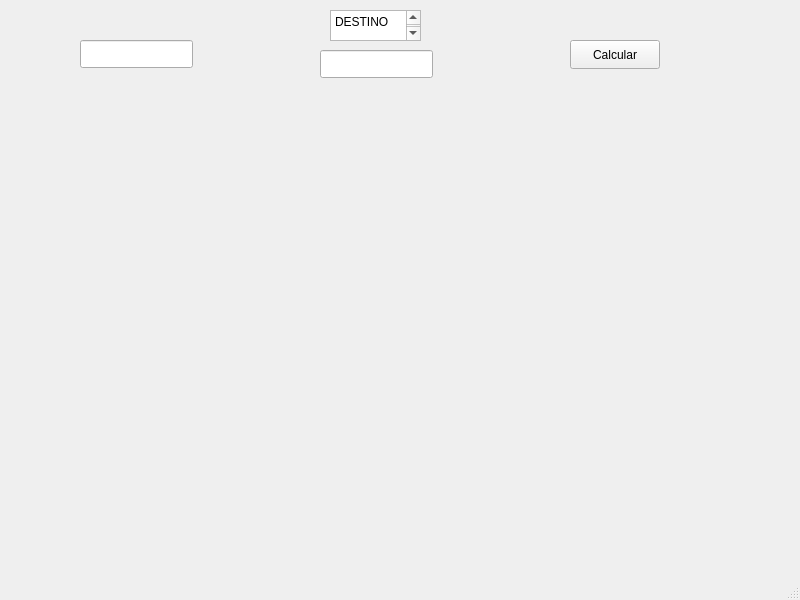
Qt form ui/mainwindow.ui (berirnado/NavigationSystem) before a commit.
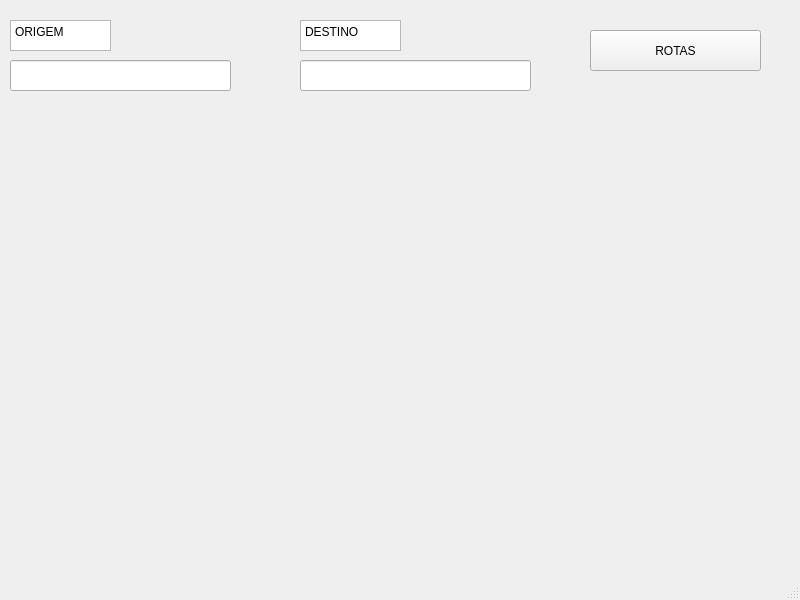
The same form after that commit.

Diff of the .ui file:
```diff
--- a/ui/mainwindow.ui
+++ b/ui/mainwindow.ui
@@ -17,41 +17,41 @@
    <widget class="QLineEdit" name="inputOrigem">
     <property name="geometry">
      <rect>
-      <x>80</x>
-      <y>40</y>
-      <width>113</width>
-      <height>28</height>
+      <x>10</x>
+      <y>60</y>
+      <width>221</width>
+      <height>31</height>
      </rect>
     </property>
    </widget>
    <widget class="QLineEdit" name="inputDestino">
     <property name="geometry">
      <rect>
-      <x>320</x>
-      <y>50</y>
-      <width>113</width>
-      <height>28</height>
+      <x>300</x>
+      <y>60</y>
+      <width>231</width>
+      <height>31</height>
      </rect>
     </property>
    </widget>
    <widget class="QPushButton" name="btnCalcular">
     <property name="geometry">
      <rect>
-      <x>570</x>
-      <y>40</y>
-      <width>90</width>
-      <height>29</height>
+      <x>590</x>
+      <y>30</y>
+      <width>171</width>
+      <height>41</height>
      </rect>
     </property>
     <property name="text">
-     <string>Calcular</string>
+     <string>ROTAS</string>
     </property>
    </widget>
    <widget class="QWidget" name="verticalLayoutWidget">
     <property name="geometry">
      <rect>
       <x>0</x>
-      <y>110</y>
+      <y>100</y>
       <width>801</width>
       <height>461</height>
      </rect>
@@ -61,15 +61,27 @@
    <widget class="QPlainTextEdit" name="plainTextEdit">
     <property name="geometry">
      <rect>
-      <x>330</x>
-      <y>10</y>
-      <width>91</width>
+      <x>10</x>
+      <y>20</y>
+      <width>101</width>
       <height>31</height>
      </rect>
     </property>
     <property name="plainText">
-     <string>DESTINO
-</string>
+     <string>ORIGEM </string>
+    </property>
+   </widget>
+   <widget class="QPlainTextEdit" name="plainTextEdit_2">
+    <property name="geometry">
+     <rect>
+      <x>300</x>
+      <y>20</y>
+      <width>101</width>
+      <height>31</height>
+     </rect>
+    </property>
+    <property name="plainText">
+     <string>DESTINO</string>
     </property>
    </widget>
   </widget>
```
